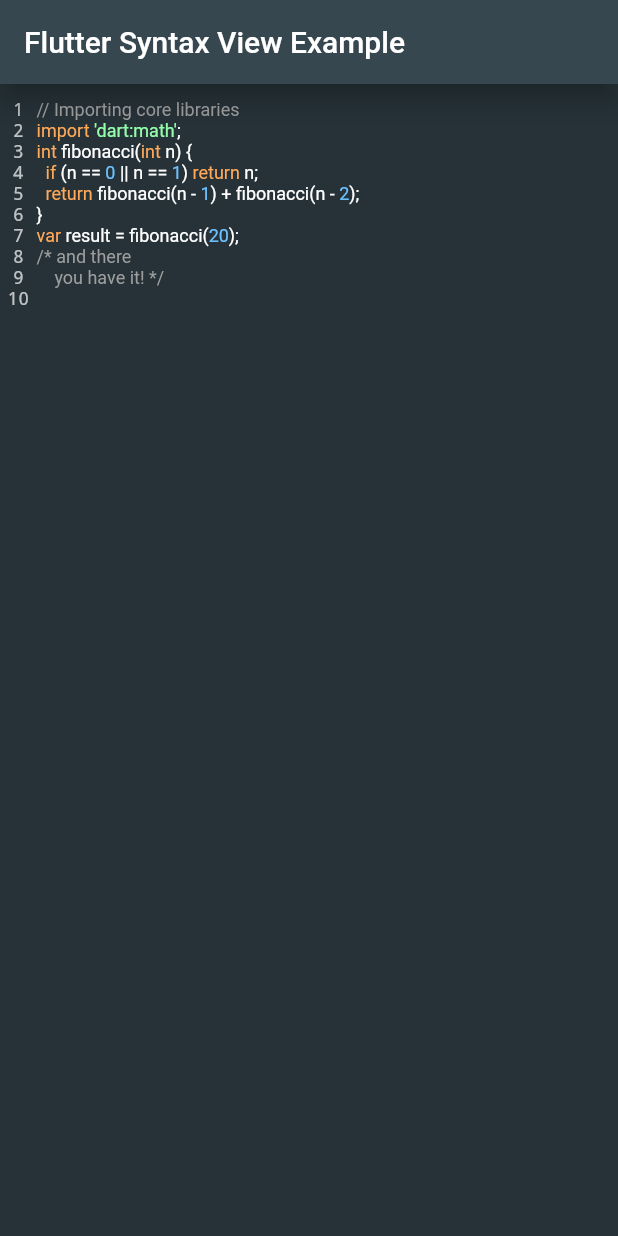
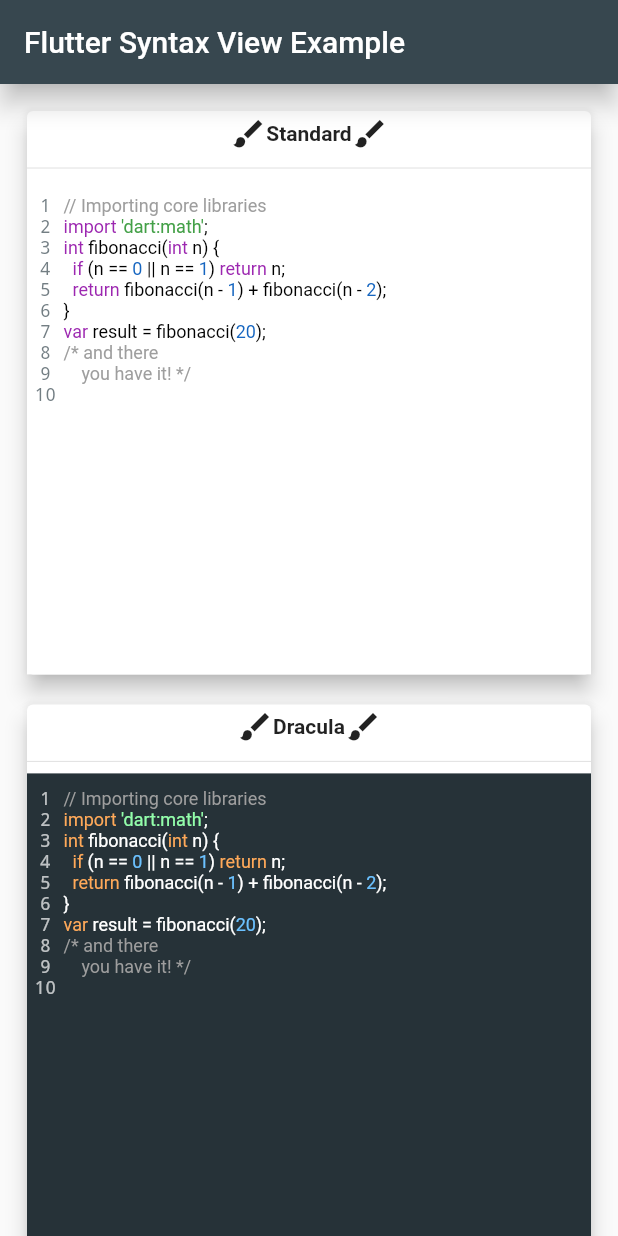
Before and after one commit to baderouaich/flutter_syntax_view, a Flutter app: the screen it shows after launch, on a phone screen of 412 x 824 dp. Run offline on Flutter 3.47's test engine with Material 2 defaults, Android fonts, the phone set to English and light mode, and no system bars; our stand-ins replace string_scanner; statements that could not run were skipped.

Commit message:
Version 2.2.0

```diff
--- a/example/lib/main.dart
+++ b/example/lib/main.dart
@@ -20,7 +20,7 @@ class MyApp extends StatefulWidget {
 }
 
 class MyAppState extends State<MyApp> {
-  String code = """
+  static final String code = """
 // Importing core libraries
 import 'dart:math';
 int fibonacci(int n) {
@@ -32,6 +32,75 @@ var result = fibonacci(20);
     you have it! */
 """;
 
+  static final syntaxViews = {
+    "Standard": SyntaxView(
+        code: code,
+        syntax: Syntax.DART,
+        syntaxTheme: SyntaxTheme.standard(),
+        withZoom: true,
+        withLinesCount: true),
+    "Dracula": SyntaxView(
+        code: code,
+        syntax: Syntax.DART,
+        syntaxTheme: SyntaxTheme.dracula(),
+        withZoom: true,
+        withLinesCount: true),
+    "AyuLight": SyntaxView(
+        code: code,
+        syntax: Syntax.DART,
+        syntaxTheme: SyntaxTheme.ayuLight(),
+        withZoom: true,
+        withLinesCount: true),
+    "AyuDark": SyntaxView(
+        code: code,
+        syntax: Syntax.DART,
+        syntaxTheme: SyntaxTheme.ayuDark(),
+        withZoom: true,
+        withLinesCount: true),
+    "GravityLight": SyntaxView(
+        code: code,
+        syntax: Syntax.DART,
+        syntaxTheme: SyntaxTheme.gravityLight(),
+        withZoom: true,
+        withLinesCount: true),
+    "GravityDark": SyntaxView(
+        code: code,
+        syntax: Syntax.DART,
+        syntaxTheme: SyntaxTheme.gravityDark(),
+        withZoom: true,
+        withLinesCount: true),
+    "MonokaiSublime": SyntaxView(
+        code: code,
+        syntax: Syntax.DART,
+        syntaxTheme: SyntaxTheme.monokaiSublime(),
+        withZoom: true,
+        withLinesCount: true),
+    "Obsidian": SyntaxView(
+        code: code,
+        syntax: Syntax.DART,
+        syntaxTheme: SyntaxTheme.obsidian(),
+        withZoom: true,
+        withLinesCount: true),
+    "OceanSunset": SyntaxView(
+        code: code,
+        syntax: Syntax.DART,
+        syntaxTheme: SyntaxTheme.oceanSunset(),
+        withZoom: true,
+        withLinesCount: true),
+    "vscodeDark": SyntaxView(
+        code: code,
+        syntax: Syntax.DART,
+        syntaxTheme: SyntaxTheme.vscodeDark(),
+        withZoom: true,
+        withLinesCount: true),
+    "vscodeLight": SyntaxView(
+        code: code,
+        syntax: Syntax.DART,
+        syntaxTheme: SyntaxTheme.vscodeLight(),
+        withZoom: true,
+        withLinesCount: true)
+  };
+
   @override
   Widget build(BuildContext context) {
     return Scaffold(
@@ -40,13 +109,39 @@ var result = fibonacci(20);
         backgroundColor: Colors.blueGrey[800],
         elevation: 7,
       ),
-      body: SyntaxView(
-        code: code,
-        syntax: Syntax.DART,
-        syntaxTheme: SyntaxTheme.dracula(),
-        withZoom: true,
-        withLinesCount: true
-      ),
+      body: ListView.builder(
+          padding: const EdgeInsets.all(8),
+          itemCount: syntaxViews.length,
+          itemBuilder: (BuildContext context, int index) {
+            String themeName = syntaxViews.keys.elementAt(index);
+            SyntaxView syntaxView = syntaxViews.values.elementAt(index);
+            return Card(
+              margin: const EdgeInsets.all(10),
+              elevation: 6.0,
+              child: Column(
+                children: [
+                  Padding(
+                    padding: const EdgeInsets.all(3.0),
+                    child: Row(
+                      mainAxisAlignment: MainAxisAlignment.center,
+                      children: [
+                        Icon(Icons.brush_sharp),
+                        Text(
+                          themeName,
+                          style: TextStyle(fontWeight: FontWeight.bold),
+                        ),
+                        Icon(Icons.brush_sharp),
+                      ],
+                    ),
+                  ),
+                  Divider(),
+                  Container(
+                      height: MediaQuery.of(context).size.height / 2.5,
+                      child: syntaxView)
+                ],
+              ),
+            );
+          }),
     );
   }
 }
```
Also changed, not shown: example/pubspec.lock.
